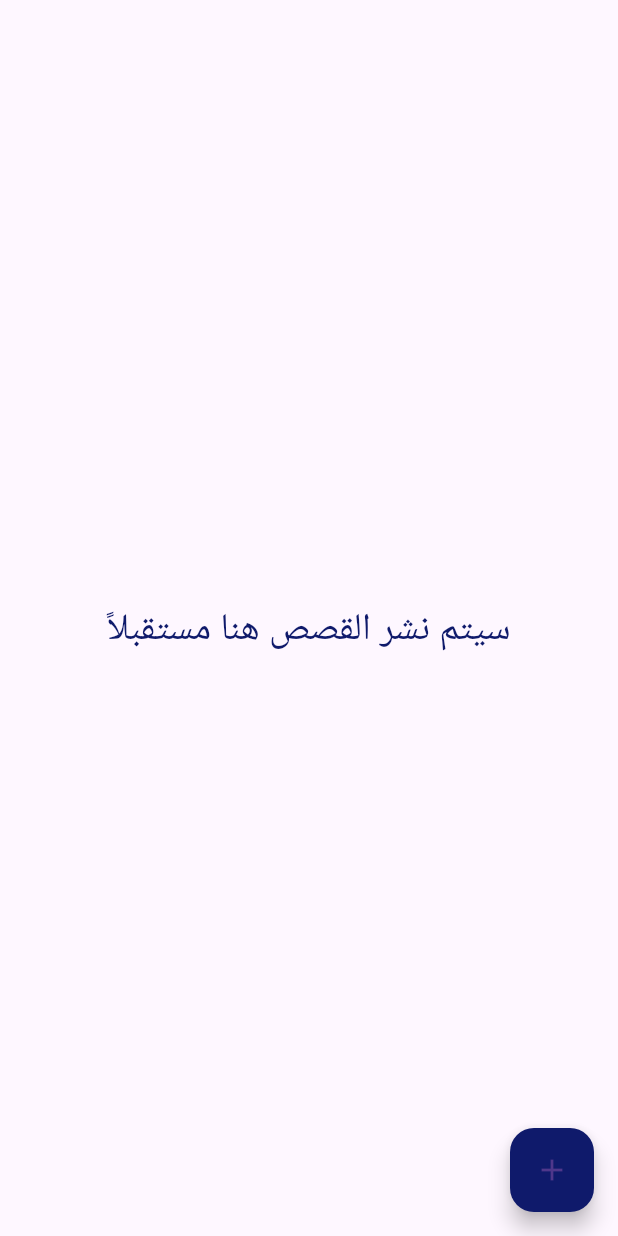
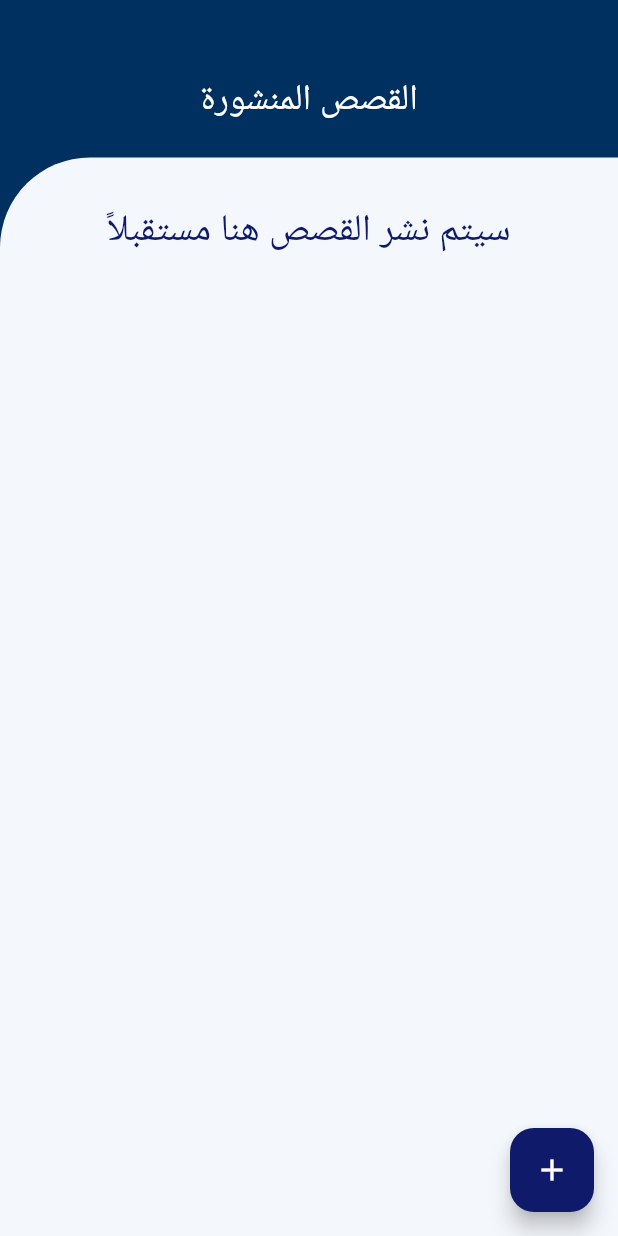
Before and after one commit to Lujain-M02/2023-GP1-6, a Flutter app: the StoriesPage screen opened directly, on a phone screen of 412 x 824 dp. Run offline on Flutter 3.47's test engine with Material 3 defaults, Android fonts, the phone set to English and light mode, and no system bars; our stand-ins replace animate_do, animated_text_kit, cloud_firestore, firebase_auth, firebase_core, font_awesome_flutter and 3 more; accounts and stored records are empty.

Commit message:
editing main page

```diff
--- a/your_story/lib/pages/MainPage.dart
+++ b/your_story/lib/pages/MainPage.dart
@@ -74,17 +74,39 @@ class StoriesPage extends StatelessWidget {
 
    Widget build(BuildContext context) {
     return Scaffold(
-
-      body: const Center(
+      backgroundColor: const Color.fromARGB(255, 0, 48, 96),
+      body: SingleChildScrollView(
         child: Column(
-           mainAxisAlignment: MainAxisAlignment.center,
+          mainAxisAlignment: MainAxisAlignment.start,
           children: [
-           SizedBox(height: 16),
-            Text(
-              "سيتم نشر القصص هنا مستقبلاً",
-              style: TextStyle(
-                color: Color.fromARGB(255, 15, 26, 107),
-                fontSize: 25,
+            const SizedBox(height: 50),
+            const Text(
+              "القصص المنشورة",
+              style: TextStyle(color: Colors.white, fontSize: 24),
+            ),
+            const SizedBox(height: 20), // space between the text and the box
+            Container(
+              padding: const EdgeInsets.only(
+                left: 20,
+                top: 30,
+                right: 20,
+                bottom: 700,
+              ),
+              width: double.infinity,
+              decoration: const BoxDecoration(
+                color: Color.fromARGB(255, 244, 247, 252),
+                borderRadius: BorderRadius.only(
+                  topLeft: Radius.circular(60),
+                  // Add other corners if needed
+                ),
+              ),
+              child: const Text(
+                "سيتم نشر القصص هنا مستقبلاً",
+                textAlign: TextAlign.center,
+                style: TextStyle(
+                  color: Color.fromARGB(255, 15, 26, 107),
+                  fontSize: 25,
+                ),
               ),
             ),
           ],
@@ -99,7 +121,7 @@ class StoriesPage extends StatelessWidget {
           );
         },
         backgroundColor: const Color.fromARGB(255, 15, 26, 107),
-        child: const Icon(Icons.add),
+        child: const Icon(Icons.add,color: Colors.white,),
       ),
     );
   }
```
